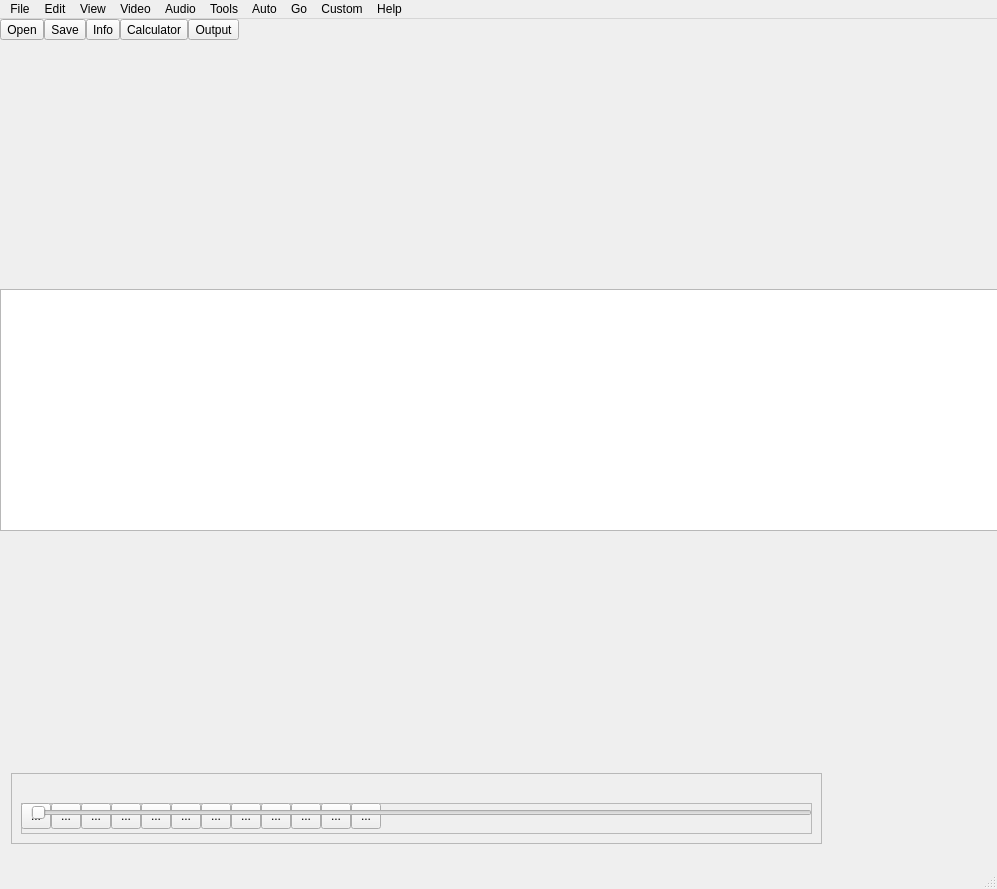
Qt form branches/avidemux_2.4_branch/avidemux/ADM_userInterfaces/ADM_QT4/ADM_gui/gui2.ui (BackupTheBerlios/avidemux-svn) before a commit.
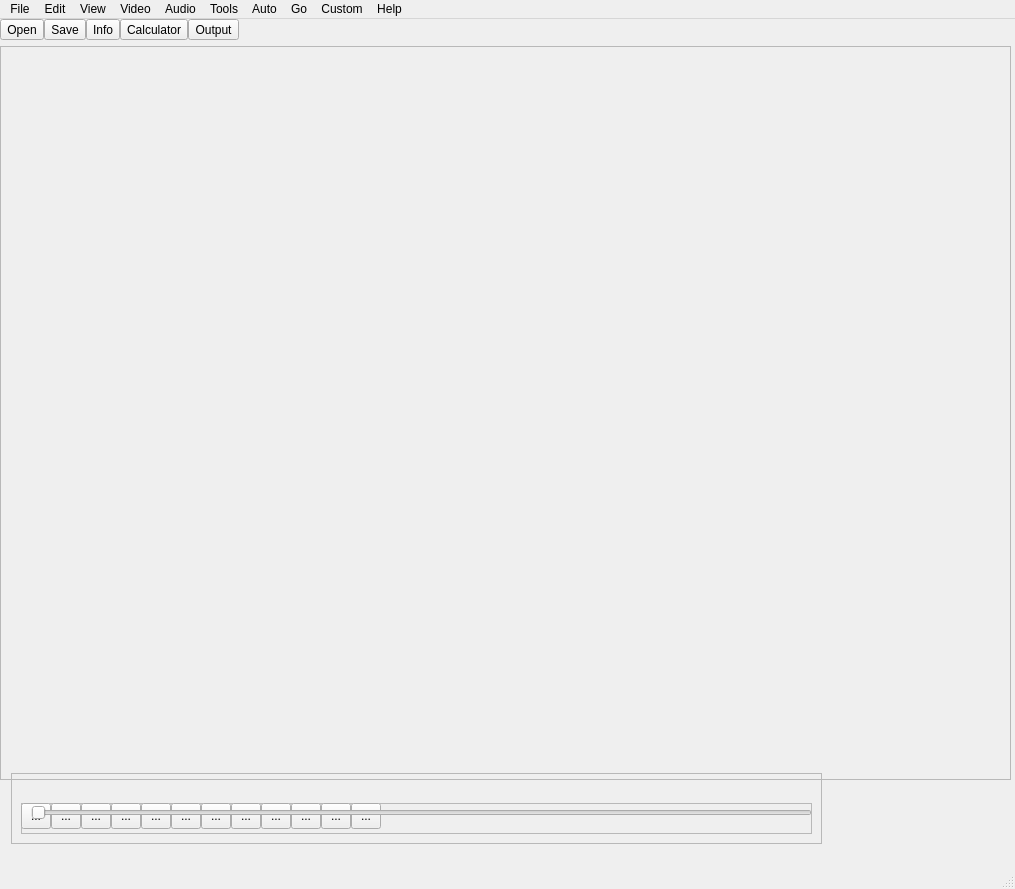
The same form after that commit.

Diff of the .ui file:
```diff
--- a/branches/avidemux_2.4_branch/avidemux/ADM_userInterfaces/ADM_QT4/ADM_gui/gui2.ui
+++ b/branches/avidemux_2.4_branch/avidemux/ADM_userInterfaces/ADM_QT4/ADM_gui/gui2.ui
@@ -6,7 +6,7 @@
    <rect>
     <x>0</x>
     <y>0</y>
-    <width>997</width>
+    <width>1015</width>
     <height>889</height>
    </rect>
   </property>
@@ -302,42 +302,33 @@
       </layout>
      </item>
      <item>
-      <spacer>
-       <property name="orientation" >
-        <enum>Qt::Vertical</enum>
+      <layout class="QVBoxLayout" >
+       <property name="margin" >
+        <number>0</number>
        </property>
-       <property name="sizeHint" >
-        <size>
-         <width>20</width>
-         <height>40</height>
-        </size>
+       <property name="spacing" >
+        <number>6</number>
        </property>
-      </spacer>
+      </layout>
      </item>
      <item>
-      <widget class="QGraphicsView" name="graphicsView" />
-     </item>
-     <item>
-      <spacer>
-       <property name="orientation" >
-        <enum>Qt::Vertical</enum>
-       </property>
-       <property name="sizeHint" >
-        <size>
-         <width>20</width>
-         <height>40</height>
-        </size>
-       </property>
-      </spacer>
-     </item>
-     <item>
-      <widget class="QFrame" name="frame_3" >
+      <widget class="QFrame" name="frame_video" >
        <property name="frameShape" >
         <enum>QFrame::StyledPanel</enum>
        </property>
        <property name="frameShadow" >
         <enum>QFrame::Raised</enum>
        </property>
+       <widget class="QWidget" native="1" name="widgetVideo" >
+        <property name="geometry" >
+         <rect>
+          <x>0</x>
+          <y>0</y>
+          <width>120</width>
+          <height>80</height>
+         </rect>
+        </property>
+       </widget>
       </widget>
      </item>
     </layout>
@@ -348,7 +339,7 @@
     <rect>
      <x>0</x>
      <y>0</y>
-     <width>997</width>
+     <width>1015</width>
      <height>29</height>
     </rect>
    </property>
```
Left out of the diff: 1 changed line with no effect on the pictures.
